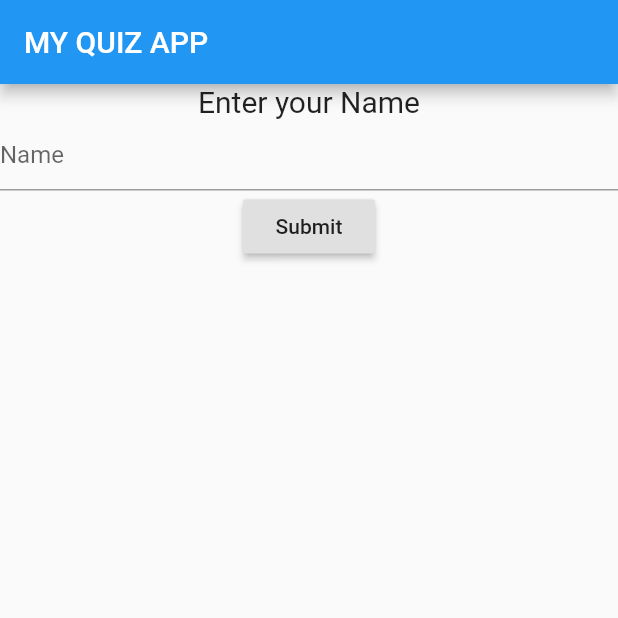
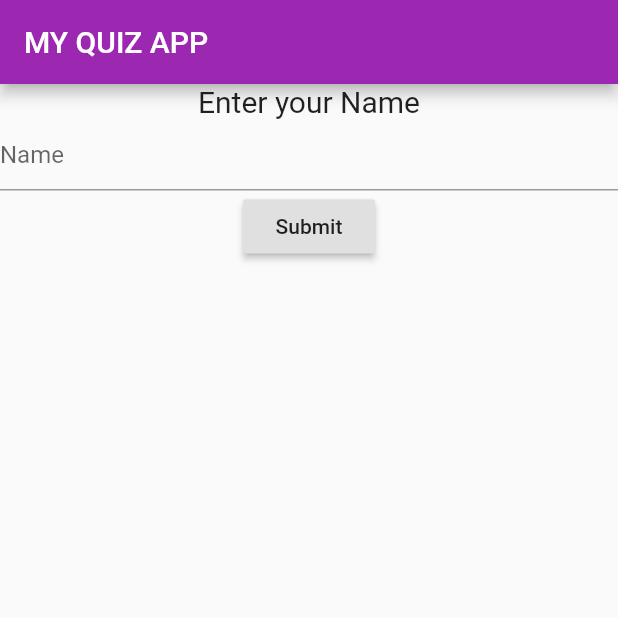
Before and after one commit to Chetan-Goyal/QUIZ_App, a Flutter app: the screen it shows after launch, on a phone screen of 412 x 824 dp, the top half of it. Run offline on Flutter 3.47's test engine with Material 2 defaults, Android fonts, the phone set to English and light mode, and no system bars; missing offline and left inert: universal_html; network calls fail.

Commit message:
Implemented Theme in MaterialDesign and some minor improvements

```diff
--- a/lib/main.dart
+++ b/lib/main.dart
@@ -22,7 +22,7 @@ class MyApp extends StatefulWidget {
 }
 
 class _MyAppState extends State<MyApp> {
-  final String API_URL =
+  final String apiURL =
       "https://opentdb.com/api.php?amount=5&category=18&type=multiple";
   List results;
   List data = [
@@ -44,7 +44,7 @@ class _MyAppState extends State<MyApp> {
   Future<String> getData() async {
     try {
       var res = await http
-        .get(Uri.encodeFull(API_URL), headers: {"Accept": "application/json"});
+        .get(Uri.encodeFull(apiURL), headers: {"Accept": "application/json"});
       setState(() {
         var resBody = json.decode(res.body);
         results = resBody["results"];
@@ -99,16 +99,18 @@ class _MyAppState extends State<MyApp> {
 
   @override
   Widget build(BuildContext context) {
-    if (_started == false) {
+    if (!_started) {
       return MaterialApp(
+        theme: ThemeData(primarySwatch: Colors.purple),
           home: Scaffold(
         appBar: AppBar(
           title: Text('MY QUIZ APP'),
         ),
         body: UserInfo(_quizStarted),
       ));
-    } else if (this._isDataLoaded == false) {
+    } else if (!this._isDataLoaded) {
       return MaterialApp(
+        theme: ThemeData(primarySwatch: Colors.purple),
           home: Scaffold(
             appBar: AppBar(
               title: Text('MY QUIZ APP'),
@@ -119,9 +121,10 @@ class _MyAppState extends State<MyApp> {
           ),
       );
     }
-    if (_answered == true && answer != null) {
+    if (_answered && answer != null) {
       _answered = false;
       return MaterialApp(
+        theme: ThemeData(primarySwatch: Colors.purple),
           home: Scaffold(
         appBar: AppBar(
           title: Text('MY QUIZ APP'),
@@ -136,6 +139,7 @@ class _MyAppState extends State<MyApp> {
     } else {
       _answered = true;
       return MaterialApp(
+        theme: ThemeData(primarySwatch: Colors.purple),
           home: Scaffold(
         appBar: AppBar(
           title: Text('MY QUIZ APP'),
--- a/lib/result.dart
+++ b/lib/result.dart
@@ -40,6 +40,7 @@ class Result extends StatelessWidget {
             style: TextStyle(
               fontSize: 40,
               fontWeight: FontWeight.bold,
+              color: Theme.of(context).primaryColorDark,
             ),
             textAlign: TextAlign.center,
           ),
@@ -58,7 +59,7 @@ class Result extends StatelessWidget {
         FlatButton(
           onPressed: resetQuiz,
           child: Text("Restart Quiz!!"),
-          color: Colors.blue,
+          color: Colors.blueGrey,
           textColor: Colors.white,
         )
       ],
```
